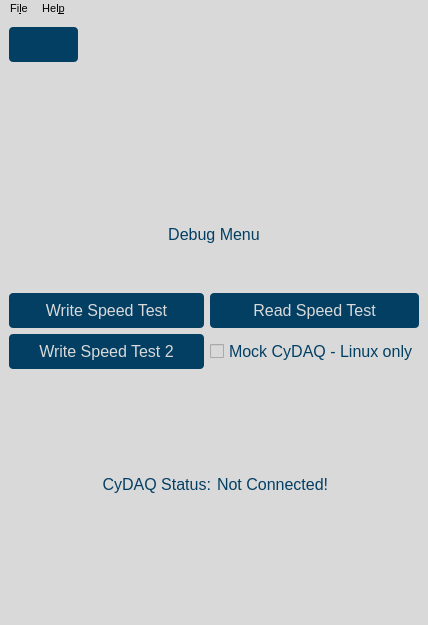
This is gui/qtdesigner/Debug.ui in wyattduber/CyDAQ as Qt 5 draws it before an edit. The edited form follows.
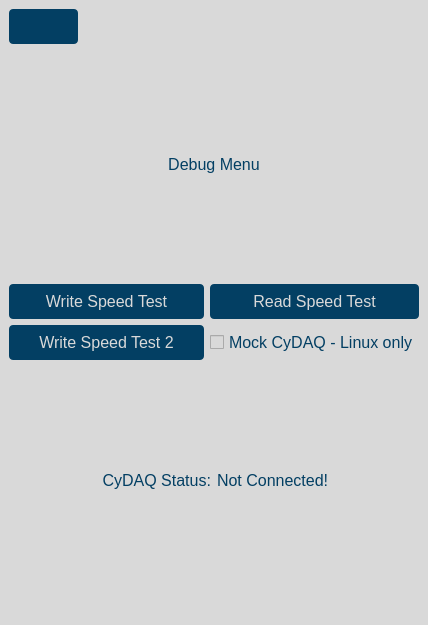
This is the edited form. Icons and pictures are not drawn.

Commit message: New logo, moved debug

Diff of the .ui file:
```diff
--- a/gui/qtdesigner/Debug.ui
+++ b/gui/qtdesigner/Debug.ui
@@ -88,19 +88,6 @@
     </item>
     <item>
      <layout class="QVBoxLayout" name="verticalLayout_3">
-      <item>
-       <widget class="QLabel" name="logo">
-        <property name="text">
-         <string/>
-        </property>
-        <property name="pixmap">
-         <pixmap resource="balance_beam.qrc">:/assets/assets/CyDAQ_300x300.png</pixmap>
-        </property>
-        <property name="alignment">
-         <set>Qt::AlignCenter</set>
-        </property>
-       </widget>
-      </item>
       <item>
        <widget class="QLabel" name="label_3">
         <property name="sizePolicy">
@@ -201,36 +188,6 @@
     </item>
    </layout>
   </widget>
-  <widget class="QMenuBar" name="menubar">
-   <property name="geometry">
-    <rect>
-     <x>0</x>
-     <y>0</y>
-     <width>428</width>
-     <height>19</height>
-    </rect>
-   </property>
-   <property name="font">
-    <font>
-     <pointsize>8</pointsize>
-    </font>
-   </property>
-   <widget class="QMenu" name="menuFile">
-    <property name="title">
-     <string>Fi&amp;le</string>
-    </property>
-    <addaction name="actionRestart"/>
-    <addaction name="actionQuit"/>
-   </widget>
-   <widget class="QMenu" name="menuHelp">
-    <property name="title">
-     <string>Hel&amp;p</string>
-    </property>
-    <addaction name="actionPing_CyDAQ"/>
-   </widget>
-   <addaction name="menuFile"/>
-   <addaction name="menuHelp"/>
-  </widget>
   <widget class="QStatusBar" name="statusbar"/>
   <action name="actionRestart">
    <property name="text">
```
The commit also changes 12 other files.
